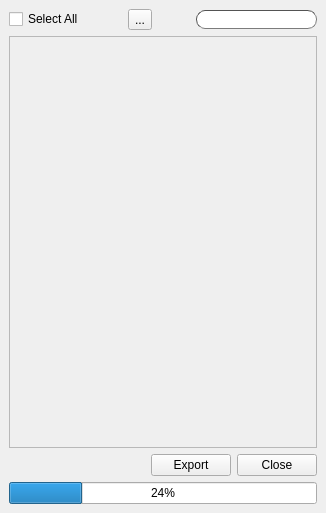
Above: ui/submitter.ui from iceanimations/shot_subm_use_multishot before the change. Below: the same form after it.
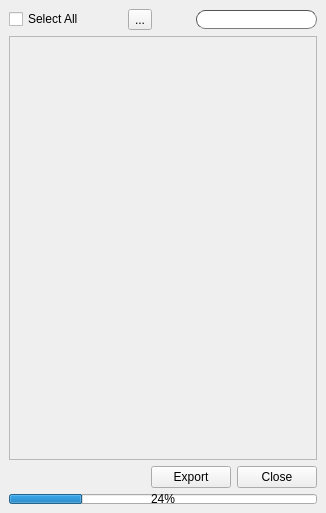
That is the form after the change.

Commit message: lookThru command added, progressBar height changed to 10

```diff
--- a/ui/submitter.ui
+++ b/ui/submitter.ui
@@ -91,7 +91,7 @@
          <x>0</x>
          <y>0</y>
          <width>306</width>
-         <height>407</height>
+         <height>418</height>
         </rect>
        </property>
        <layout class="QVBoxLayout" name="verticalLayout_4">
@@ -170,6 +170,12 @@
     </item>
     <item>
      <widget class="QProgressBar" name="progressBar">
+      <property name="maximumSize">
+       <size>
+        <width>16777215</width>
+        <height>10</height>
+       </size>
+      </property>
       <property name="value">
        <number>24</number>
       </property>
```
The commit also changes 2 other files.
